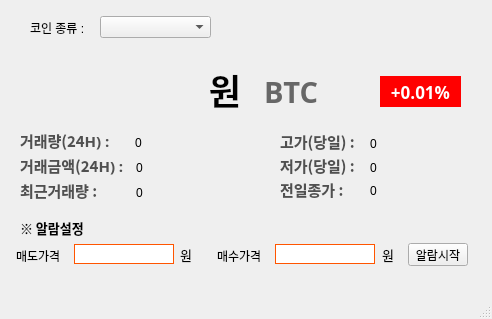
Above: ui/coinPriceUi.ui from cyc20480/020124_coin_API before the change. Below: the same form after it.
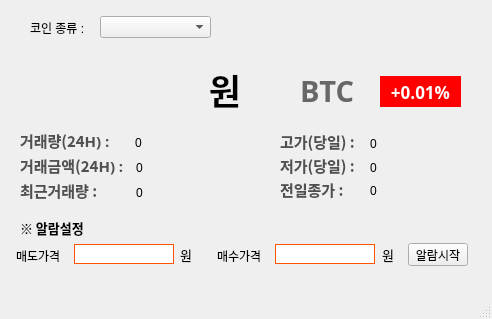
That is the form after the change.

The edit to the form file:
```diff
--- a/ui/coinPriceUi.ui
+++ b/ui/coinPriceUi.ui
@@ -64,9 +64,9 @@
    <widget class="QLabel" name="coin_ticker_label">
     <property name="geometry">
      <rect>
-      <x>264</x>
-      <y>71</y>
-      <width>91</width>
+      <x>300</x>
+      <y>70</y>
+      <width>61</width>
       <height>41</height>
      </rect>
     </property>
```
